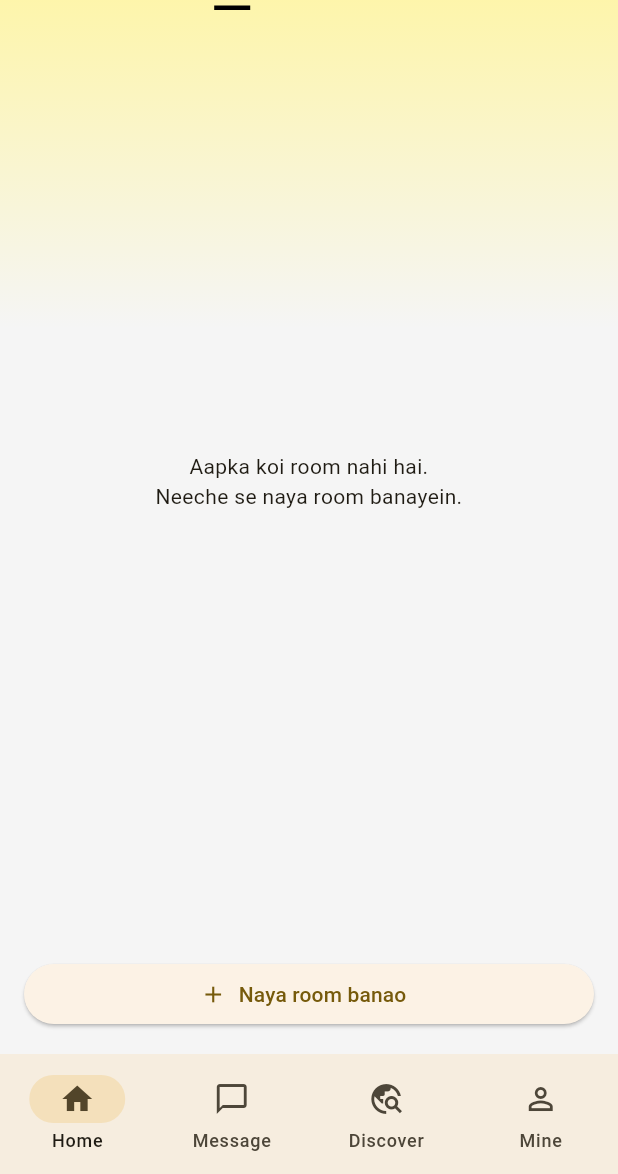
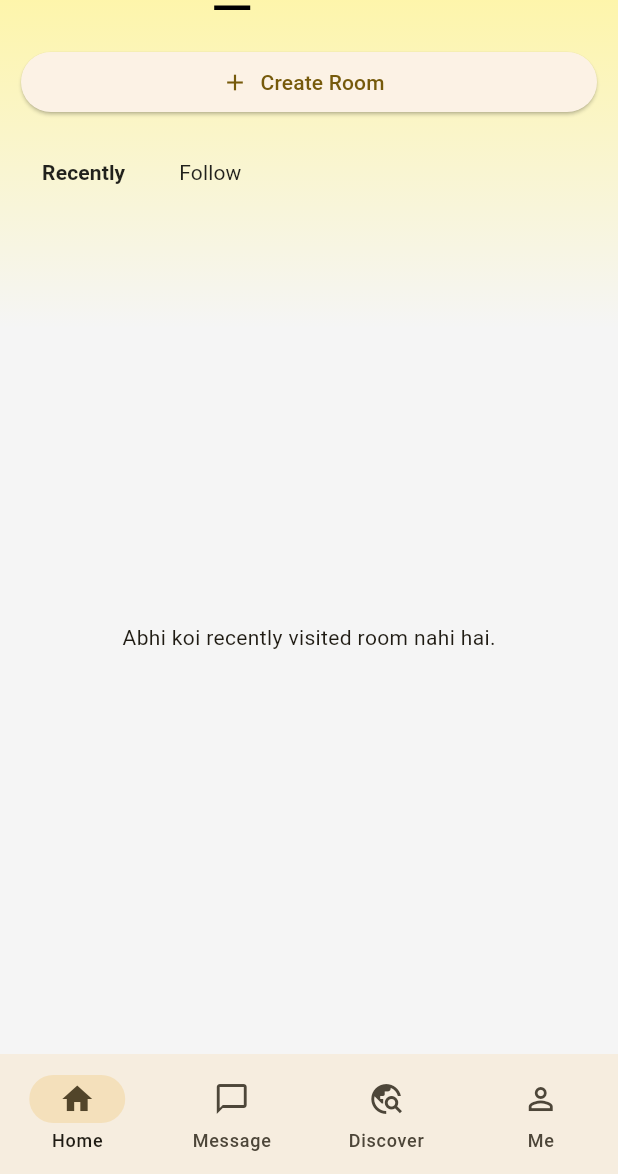
Before and after one commit to mosameer2098-ship-it/oyaaro-flutter-party, a Flutter app: the MainShell screen opened directly, after a tap on "Mine", on a phone screen of 412 x 824 dp, the part 62-1236 px from its top. Run offline on Flutter 3.47's test engine with Material 3 defaults, Android fonts, the phone set to English and light mode, and no system bars; our stand-ins replace audioplayers, cloud_firestore, cloud_functions, firebase_auth, firebase_core, google_sign_in and 2 more; missing offline and left inert: livekit_client, zego_express_engine; accounts and stored records are empty.

Commit message:
Fix permanent room ownership and room interactions

```diff
--- a/lib/screens/dashboard_screen.dart
+++ b/lib/screens/dashboard_screen.dart
@@ -1,6 +1,7 @@
 import 'dart:async';
 
 import 'package:cloud_firestore/cloud_firestore.dart';
+import 'package:firebase_auth/firebase_auth.dart';
 import 'package:flutter/material.dart';
 import 'package:oyaroo/core/result.dart';
 import 'package:oyaroo/core/country_data.dart';
@@ -400,55 +401,196 @@ class _DashboardScreenState extends State<DashboardScreen> {
     );
   }
 
-  Widget _mineTab() => Column(
+  int _mineSubTab = 0;
+
+  Widget _mineTab() => StreamBuilder<QuerySnapshot<Map<String, dynamic>>>(
+    stream: RoomService.myRooms(),
+    builder: (context, roomSnap) {
+      if (roomSnap.hasError) {
+        return const Center(child: Text('Aapka room load nahi ho paaya.'));
+      }
+      if (!roomSnap.hasData) {
+        return const Center(child: CircularProgressIndicator());
+      }
+
+      final rooms = roomSnap.data!.docs;
+      final uid = FirebaseAuth.instance.currentUser?.uid;
+
+      return Column(
         children: [
+          Padding(
+            padding: const EdgeInsets.fromLTRB(14, 12, 14, 4),
+            child: rooms.isEmpty
+                ? SizedBox(
+                    width: double.infinity,
+                    child: ElevatedButton.icon(
+                      onPressed: _createRoom,
+                      icon: const Icon(Icons.add),
+                      label: const Text('Create Room'),
+                    ),
+                  )
+                : Card(
+                    child: ListTile(
+                      leading: const CircleAvatar(child: Icon(Icons.mic)),
+                      title: Text(
+                        (rooms.first.data()['name'] ?? 'My Room').toString(),
+                      ),
+                      subtitle: Text(
+                        'Your room · ${RoomService.occupiedCount(rooms.first.data())} log',
+                      ),
+                      trailing: const Icon(Icons.chevron_right),
+                      onTap: () => _openRoom(rooms.first.id),
+                    ),
+                  ),
+          ),
+          Padding(
+            padding: const EdgeInsets.symmetric(horizontal: 16, vertical: 8),
+            child: Row(
+              children: [
+                TextButton(
+                  onPressed: () => setState(() => _mineSubTab = 0),
+                  child: Text(
+                    'Recently',
+                    style: TextStyle(
+                      fontWeight: _mineSubTab == 0
+                          ? FontWeight.bold
+                          : FontWeight.normal,
+                      color: Colors.black87,
+                    ),
+                  ),
+                ),
+                const SizedBox(width: 12),
+                TextButton(
+                  onPressed: () => setState(() => _mineSubTab = 1),
+                  child: Text(
+                    'Follow',
+                    style: TextStyle(
+                      fontWeight: _mineSubTab == 1
+                          ? FontWeight.bold
+                          : FontWeight.normal,
+                      color: Colors.black87,
+                    ),
+                  ),
+                ),
+              ],
+            ),
+          ),
           Expanded(
-        child: StreamBuilder<QuerySnapshot<Map<String, dynamic>>>(
-          stream: RoomService.myRooms(),
+            child: uid == null
+                ? const Center(child: Text('Login karke rooms dekhein.'))
+                : _mineSubTab == 0
+                ? _recentlyVisitedMine(uid)
+                : _followedMine(uid),
+          ),
+        ],
+      );
+    },
+  );
+
+  Widget _recentlyVisitedMine(String uid) =>
+      StreamBuilder<QuerySnapshot<Map<String, dynamic>>>(
+        stream: FirebaseFirestore.instance
+            .collection('users')
+            .doc(uid)
+            .collection('recent_rooms')
+            .orderBy('visitedAt', descending: true)
+            .limit(20)
+            .snapshots(),
         builder: (context, snap) {
+          if (snap.hasError) {
+            return const Center(
+              child: Text('Recently rooms load nahi ho paaye.'),
+            );
+          }
           if (!snap.hasData) {
             return const Center(child: CircularProgressIndicator());
           }
           final docs = snap.data!.docs;
           if (docs.isEmpty) {
             return const Center(
-                child: Text(
-                  'Aapka koi room nahi hai.\nNeeche se naya room banayein.',
-                  textAlign: TextAlign.center,
-                ),
+              child: Text('Abhi koi recently visited room nahi hai.'),
             );
           }
           return ListView(
-              children: docs.map((d) {
-                final data = d.data();
+            children: docs.map((doc) {
+              final data = doc.data();
+              final id = (data['roomId'] ?? doc.id).toString();
               return ListTile(
-                  leading: const CircleAvatar(child: Icon(Icons.mic)),
-                  title: Text('${data['name'] ?? ''}'),
-                  subtitle: Text(
-                    'Live: ${RoomService.occupiedCount(data)} log',
-                  ),
+                leading: const Icon(Icons.history),
+                title: Text((data['roomName'] ?? 'Room').toString()),
+                subtitle: const Text('Recently visited'),
                 trailing: const Icon(Icons.chevron_right),
-                  onTap: () => _openRoom(d.id),
+                onTap: () => _openRoom(id),
               );
             }).toList(),
           );
         },
+      );
+
+  Widget _followedMine(
+    String uid,
+  ) => StreamBuilder<QuerySnapshot<Map<String, dynamic>>>(
+    stream: FirebaseFirestore.instance
+        .collection('users')
+        .doc(uid)
+        .collection('following')
+        .snapshots(),
+    builder: (context, snap) {
+      if (snap.hasError) {
+        return const Center(child: Text('Follow list load nahi ho paayi.'));
+      }
+      if (!snap.hasData) {
+        return const Center(child: CircularProgressIndicator());
+      }
+      final docs = snap.data!.docs;
+      if (docs.isEmpty) {
+        return const Center(
+          child: Text('Abhi aapne kisi ko follow nahi kiya.'),
+        );
+      }
+      return ListView(
+        children: docs.map((doc) {
+          final followedUid = doc.id;
+          return StreamBuilder<DocumentSnapshot<Map<String, dynamic>>>(
+            stream: FirebaseFirestore.instance
+                .collection('users')
+                .doc(followedUid)
+                .snapshots(),
+            builder: (context, profileSnap) {
+              final profile = profileSnap.data?.data();
+              final roomId = profile?['currentRoomId']?.toString();
+              if (profile == null || roomId == null || roomId.isEmpty) {
+                return const SizedBox.shrink();
+              }
+              return StreamBuilder<DocumentSnapshot<Map<String, dynamic>>>(
+                stream: RoomService.roomStream(roomId),
+                builder: (context, roomSnap) {
+                  final room = roomSnap.data?.data();
+                  if (room == null) return const SizedBox.shrink();
+                  final seats = (room['seats'] as List?) ?? [];
+                  final onMic = seats.any(
+                    (seat) =>
+                        seat is Map && seat['uid']?.toString() == followedUid,
+                  );
+                  return ListTile(
+                    leading: const Icon(Icons.account_circle_outlined),
+                    title: Text(
+                      (profile['name'] ?? profile['displayName'] ?? 'User')
+                          .toString(),
                     ),
+                    subtitle: Text(
+                      '${room['name'] ?? 'Voice room'} · ${onMic ? 'On Mic' : 'On Room'}',
                     ),
-      SafeArea(
-        child: Padding(
-          padding: const EdgeInsets.all(16),
-          child: SizedBox(
-            width: double.infinity,
-            child: ElevatedButton.icon(
-              onPressed: _createRoom,
-              icon: const Icon(Icons.add),
-              label: const Text('Naya room banao'),
-            ),
-          ),
-        ),
-      ),
-    ],
+                    trailing: const Icon(Icons.chevron_right),
+                    onTap: () => _openRoom(roomId),
+                  );
+                },
+              );
+            },
+          );
+        }).toList(),
+      );
+    },
   );
 
   @override
--- a/lib/screens/main_shell.dart
+++ b/lib/screens/main_shell.dart
@@ -1,7 +1,7 @@
 import 'package:flutter/material.dart';
 import 'package:oyaroo/handlers/profile_handler.dart';
 import 'package:oyaroo/screens/dashboard_screen.dart';
-import 'package:oyaroo/screens/mine_screen.dart';
+import 'package:oyaroo/screens/me_screen.dart';
 import 'package:oyaroo/screens/message_screen.dart';
 import 'package:oyaroo/screens/room_screen.dart';
 import 'package:oyaroo/features/discover/data/firestore_discover_repository.dart';
@@ -58,7 +58,7 @@ class _MainShellState extends State<MainShell> {
             repository: FirestoreDiscoverRepository(),
             onJoinRoom: _openRoom,
           ),
-          const MineScreen(),
+          const MeScreen(),
         ],
       ),
       bottomNavigationBar: NavigationBar(
@@ -83,7 +83,7 @@ class _MainShellState extends State<MainShell> {
           NavigationDestination(
             icon: Icon(Icons.person_outline),
             selectedIcon: Icon(Icons.person),
-            label: 'Mine',
+            label: 'Me',
           ),
         ],
       ),
```
Also changed, not shown: lib/screens/room_screen.dart (+8 -1 lines), lib/services/room_service.dart (+70 -5 lines), 1 other file. Lines whose indentation alone changed are shown as unchanged.
